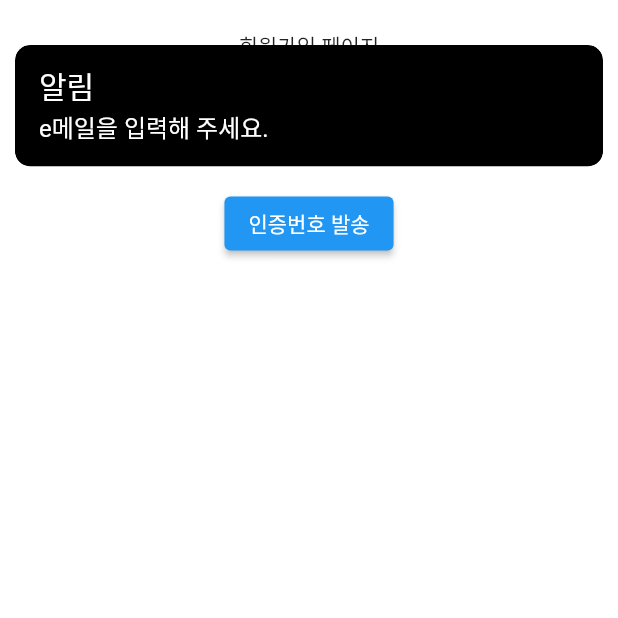
After one commit to KimYongchan91/ODIK-FRONT, a Flutter app: the RouteJoin screen opened by its route, after a tap on "인증번호 발송", on a phone screen of 412 x 824 dp, the top half of it. The commit adds this screen. Run offline on Flutter 3.47's test engine with Material 2 defaults, Android fonts, the phone set to English and light mode, and no system bars; our stand-ins replace animated_bottom_navigation_bar, firebase_core, firebase_messaging, flutter_local_notifications, fluttertoast, get and 4 more; missing offline and left inert: algolia, chaleno, kakao_flutter_sdk, kakao_map_plugin; accounts and stored records are empty; Roboto replaces fonts that are missing (Pretendard).

Commit message:
add feature - email verify for join

```diff
--- /dev/null
+++ b/lib/const/value/key.dart
@@ -0,0 +1,21 @@
+const String keyId = "id";
+const String keyLoginType = "login_type";
+const String keyNickName = "nick_name";
+const String keyGender = "gender";
+const String keyDateJoin = "date_join";
+const String keyState = "state";
+
+const String keyEmail = "email";
+const String keyGoogle = "google";
+const String keyApple = "apple";
+
+const String keyMale = "male";
+const String keyFemale = "female";
+
+const String keyOn = "on";
+const String keyOut = "out";
+const String keyBan = "ban";
+
+const String keyResult = 'result';
+const String keyToken = 'token';
+const String keyCode = 'code';
--- /dev/null
+++ b/lib/const/value/key_verify_email.dart
@@ -0,0 +1,6 @@
+
+
+const String keyOk = 'OK';
+const String keySend = 'SEND';
+const String keyAlreadyExist = 'ALREADY_EXIST';
+const String keyWrongCode = 'WRONG_CODE';
--- a/lib/const/value/router.dart
+++ b/lib/const/value/router.dart
@@ -1,5 +1,6 @@
 const String keyRouteInit = "/";
 const String keyRouteMain = "/main";
 const String keyRouteLogin = "/login";
+const String keyRouteJoin = "/join";
 
 const String keyRouteUnknown = "/unknown";
--- /dev/null
+++ b/lib/const/value/user.dart
@@ -0,0 +1,5 @@
+enum UserLoginType { email, google, apple, error }
+
+enum UserGender { male, female, error }
+
+enum UserState { on, out, ban, error }
--- a/lib/custom/custom_text_field.dart
+++ b/lib/custom/custom_text_field.dart
@@ -6,10 +6,14 @@ class CustomTextField extends TextField {
     void Function(String)? onChanged,
     String? hintText,
     TextEditingController? controller,
+    bool? enabled,
+    bool readOnly = false,
   }) : super(
           key: key,
           maxLines: 1,
           controller: controller,
+          enabled: enabled,
+          readOnly: readOnly,
           decoration: InputDecoration(
               border: const OutlineInputBorder(
                 borderSide: BorderSide.none,
--- a/lib/my_app.dart
+++ b/lib/my_app.dart
@@ -3,14 +3,14 @@ import 'dart:async';
 import 'package:algolia/algolia.dart';
 import 'package:flutter/material.dart';
 import 'package:logger/logger.dart';
+import 'package:odik/service/provider/provider_user.dart';
 
 class MyApp {
   static Logger logger = Logger();
 
+  static ProviderUser providerUser = ProviderUser();
 
   //fcm  관련
   static late Completer completerInitFcm;
   static String? tokenFcm;
-
-
 }
--- /dev/null
+++ b/lib/service/provider/provider_user.dart
@@ -0,0 +1,6 @@
+import 'package:flutter/material.dart';
+import 'package:odik/const/model/model_user.dart';
+
+class ProviderUser extends ChangeNotifier {
+  ModelUser? modelUser;
+}
--- /dev/null
+++ b/lib/ui/route/route_join.dart
@@ -0,0 +1,286 @@
+import 'dart:convert';
+
+import 'package:flutter/material.dart';
+import 'package:odik/const/value/key.dart';
+import 'package:odik/const/value/key_verify_email.dart';
+import 'package:odik/custom/custom_text_field.dart';
+import 'package:http/http.dart' as http;
+import 'package:odik/service/util/util_snackbar.dart';
+import 'package:loading_animation_widget/loading_animation_widget.dart';
+
+import '../../my_app.dart';
+
+enum EmailVerifyStateType {
+  yet, //인증번호 발송 전
+  send, //인증번호 발송함
+  ok, //인증 완료
+}
+
+class RouteJoin extends StatefulWidget {
+  const RouteJoin({super.key});
+
+  @override
+  State<RouteJoin> createState() => _RouteJoinState();
+}
+
+class _RouteJoinState extends State<RouteJoin> {
+  TextEditingController textEditingControllerEmail = TextEditingController();
+  TextEditingController textEditingControllerCode = TextEditingController();
+  TextEditingController textEditingControllerPss = TextEditingController();
+  TextEditingController textEditingControllerPss2 = TextEditingController();
+
+  ValueNotifier<bool> valueNotifierIsProcessingEmailVerify = ValueNotifier(false);
+
+  ValueNotifier<EmailVerifyStateType> valueNotifierEmailVerifyStateType =
+      ValueNotifier(EmailVerifyStateType.yet);
+  String? tokenVerifyEmail;
+
+  @override
+  void dispose() {
+    textEditingControllerEmail.dispose();
+    super.dispose();
+  }
+
+  @override
+  Widget build(BuildContext context) {
+    return GestureDetector(
+      onTap: () {
+        FocusManager.instance.primaryFocus?.unfocus();
+      },
+      child: Scaffold(
+        body: SafeArea(
+          child: SingleChildScrollView(
+            child: Padding(
+              padding: const EdgeInsets.symmetric(horizontal: 10),
+              child: Column(
+                children: [
+                  const SizedBox(
+                    height: 20,
+                  ),
+                  const Text('회원가입 페이지'),
+                  const SizedBox(
+                    height: 20,
+                  ),
+                  ValueListenableBuilder(
+                    valueListenable: valueNotifierEmailVerifyStateType,
+                    builder: (context, value, child) => CustomTextField(
+                      hintText: "이메일을 입력해주세요.",
+                      controller: textEditingControllerEmail,
+                      readOnly: value != EmailVerifyStateType.yet,
+                    ),
+                  ),
+                  const SizedBox(
+                    height: 20,
+                  ),
+                  ValueListenableBuilder(
+                    valueListenable: valueNotifierEmailVerifyStateType,
+                    builder: (context, value, child) {
+                      switch (value) {
+                        //아직 인증 요청 전
+                        case EmailVerifyStateType.yet:
+                          return ValueListenableBuilder(
+                            valueListenable: valueNotifierIsProcessingEmailVerify,
+                            builder: (context, value, child) => ElevatedButton(
+                              onPressed: _requestEmailVerifyCode,
+                              child: value
+                                  ? LoadingAnimationWidget.inkDrop(color: Colors.white, size: 20)
+                                  : const Text('인증번호 발송'),
+                            ),
+                          );
+
+                        //인증번호 요청이 성공했을 때
+                        case EmailVerifyStateType.send:
+                          return Row(
+                            children: [
+                              Expanded(
+                                child: CustomTextField(
+                                  hintText: "인증번호를 입력해 주세요.",
+                                  controller: textEditingControllerCode,
+                                ),
+                              ),
+                              const SizedBox(
+                                width: 10,
+                              ),
+                              ValueListenableBuilder(
+                                valueListenable: valueNotifierIsProcessingEmailVerify,
+                                builder: (context, value, child) => ElevatedButton(
+                                  onPressed: _verifyEmailVerifyCode,
+                                  child: value
+                                      ? LoadingAnimationWidget.inkDrop(color: Colors.white, size: 20)
+                                      : const Text('인증'),
+                                ),
+                              )
+                            ],
+                          );
+
+                        //인증 완료
+                        case EmailVerifyStateType.ok:
+                          return Column(
+                            children: [
+                              CustomTextField(
+                                hintText: "비밀번호를 입력해 주세요.",
+                                controller: textEditingControllerPss,
+                              ),
+                              SizedBox(
+                                height: 10,
+                              ),
+                              CustomTextField(
+                                hintText: "비밀번호를 한번더 입력해 주세요.",
+                                controller: textEditingControllerPss2,
+                              ),
+                              SizedBox(
+                                height: 10,
+                              ),
+                              ElevatedButton(onPressed: _join, child: Text('회원 가입'))
+                            ],
+                          );
+                      }
+                    },
+                  )
+                ],
+              ),
+            ),
+          ),
+        ),
+      ),
+    );
+  }
+
+  ///todo 이메일 인증 - 인증번호 요청
+  _requestEmailVerifyCode() async {
+    if (textEditingControllerEmail.text.isEmpty) {
+      showSnackBarOnRoute("e메일을 입력해 주세요.");
+      return;
+    }
+
+    if (valueNotifierIsProcessingEmailVerify.value) {
+      return;
+    }
+
+    valueNotifierIsProcessingEmailVerify.value = true;
+
+    //body의 데이터
+    Map dataRequest = {
+      keyEmail: textEditingControllerEmail.text, //email : abc@gmail.com
+    };
+
+    //body를 string으로 인코드
+    String body = json.encode(dataRequest);
+
+    //데이터를 보낼 url
+    String url = 'https://odik.link/auth/email_verify/request';
+
+    try {
+      //응답결과 객체
+      http.Response response = await http
+          .post(Uri.parse(url), headers: {"Content-Type": "application/json"}, body: body)
+          .timeout(const Duration(seconds: 10));
+
+      //응답결과 중 body
+      final dataResponse = jsonDecode(response.body);
+
+      //test
+/*
+      final dataResponse = {keyResult: keySend, keyToken: "x1xd24e"};
+*/
+
+      //인증번호가 발송되었다면
+      if (dataResponse[keyResult] == keySend) {
+        showSnackBarOnRoute("e메일로 인증번호가 발송되었어요.");
+        //email 더 이상 수정 못 하도록
+
+        valueNotifierEmailVerifyStateType.value = EmailVerifyStateType.send;
+        tokenVerifyEmail = dataResponse[keyToken]; //토큰 저장
+
+        //이미 존재하는 email이라면
+      } else if (dataResponse[keyResult] == keyAlreadyExist) {
+        showSnackBarOnRoute("이미 가입한 e메일입니다.");
+        _resetEmailVerify();
+
+        //기타 알 수 없는 응답이 왔을 경우
+      } else {
+        showSnackBarOnRoute(messageServerError);
+        _resetEmailVerify();
+      }
+
+      //예외 처리
+    } catch (e) {
+      MyApp.logger.wtf("에러 발생 : ${e.toString()}");
+      _resetEmailVerify();
+    }
+
+    valueNotifierIsProcessingEmailVerify.value = false;
+  }
+
+  ///todo 이메일 인증 - 인증번호 확인
+  _verifyEmailVerifyCode() async {
+    if (textEditingControllerCode.text.isEmpty) {
+      showSnackBarOnRoute("인증번호를 입력해 주세요.");
+      return;
+    }
+
+    if (valueNotifierIsProcessingEmailVerify.value) {
+      return;
+    }
+
+    valueNotifierIsProcessingEmailVerify.value = true;
+
+    //body의 데이터
+    Map dataRequest = {
+      keyEmail: textEditingControllerEmail.text, //email : abc@gmail.com
+      keyToken: tokenVerifyEmail, //token : x1xd24e
+      keyCode: textEditingControllerCode.text, //code : 123456
+    };
+
+    //body를 string으로 인코드
+    String body = json.encode(dataRequest);
+
+    //데이터를 보낼 url
+    String url = 'https://odik.link/auth/email_verify/verify';
+
+    try {
+      //응답결과 객체
+      http.Response response = await http
+          .post(Uri.parse(url), headers: {"Content-Type": "application/json"}, body: body)
+          .timeout(const Duration(seconds: 10));
+
+      //응답결과 중 body
+      final dataResponse = jsonDecode(response.body);
+
+      //test
+/*
+      final dataResponse = {keyResult: keyOk, keyEmail: "abc@gmail.com", keyToken: "x1xd24e"};
+*/
+
+      //인증번호가 발송되었다면
+      if (dataResponse[keyResult] == keyOk) {
+        showSnackBarOnRoute("e메일로 인증에 성공했어요.");
+        valueNotifierEmailVerifyStateType.value = EmailVerifyStateType.ok;
+
+        //이미 존재하는 email이라면
+      } else if (dataResponse[keyResult] == keyWrongCode) {
+        showSnackBarOnRoute("잘못된 인증번호예요.");
+
+        //기타 알 수 없는 응답이 왔을 경우
+      } else {
+        showSnackBarOnRoute(messageServerError);
+      }
+
+      //예외 처리
+    } catch (e) {
+      MyApp.logger.wtf("에러 발생 : ${e.toString()}");
+    }
+
+    valueNotifierIsProcessingEmailVerify.value = false;
+  }
+
+  ///todo 회원 가입
+  ///아직 구현 안 함
+  _join() {}
+
+  ///이메일 인증 과정을 초기화
+  _resetEmailVerify() {
+    valueNotifierEmailVerifyStateType.value = EmailVerifyStateType.yet;
+    tokenVerifyEmail = null; //토큰 제거
+  }
+}
--- a/pubspec.yaml
+++ b/pubspec.yaml
@@ -19,7 +19,7 @@ publish_to: 'none' # Remove this line if you wish to publish to pub.dev
 version: 1.0.0+1
 
 environment:
-  sdk: '>=3.0.6 <4.0.0'
+  sdk: '>=3.0.0 <4.0.0'
 
 # Dependencies specify other packages that your package needs in order to work.
 # To automatically upgrade your package dependencies to the latest versions
```
Also changed, not shown: lib/const/model/model_user.dart (added, +20 -0 lines), lib/service/util/util_user.dart (added, +37 -0 lines), lib/ui/route/route_login.dart (added, +31 -0 lines), lib/ui/route/route_router.dart (+12 -5 lines), lib/ui/screen/screen_main_profile.dart (+29 -1 lines), pubspec.lock, 1 other file.
